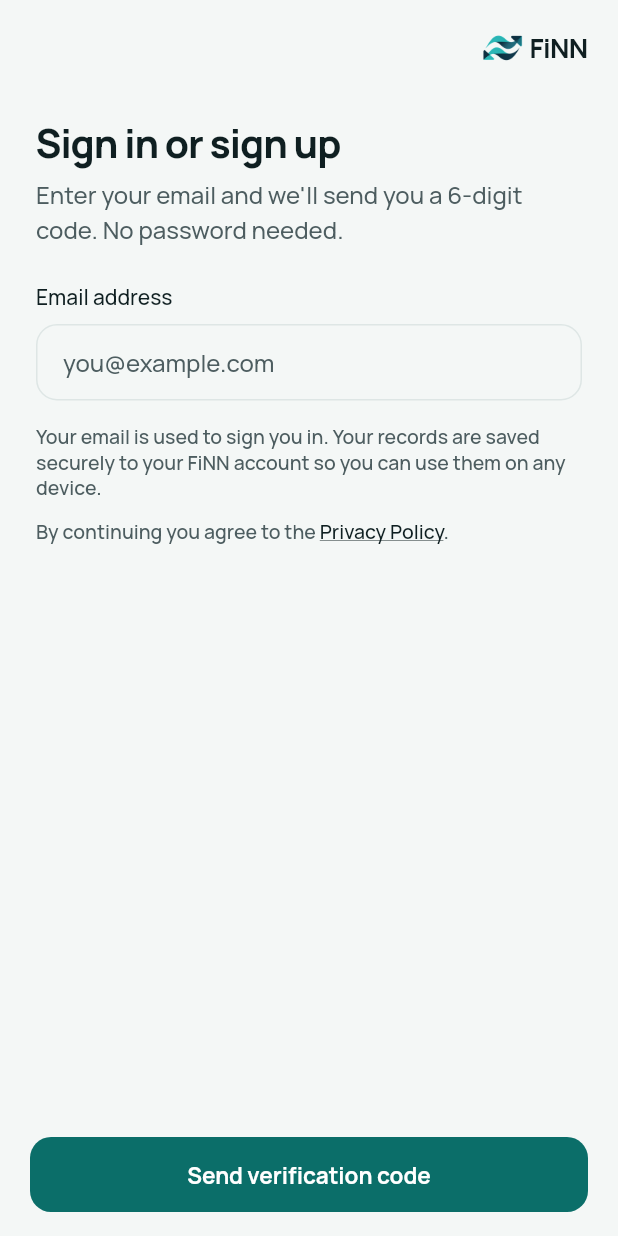
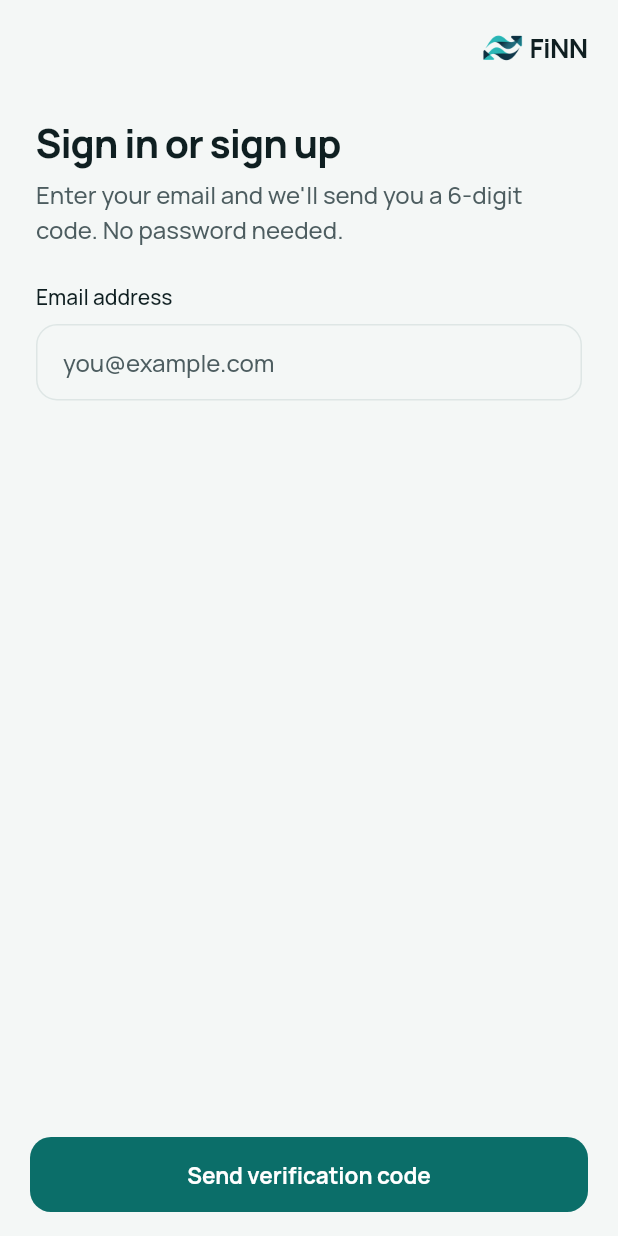
Before and after one commit to 007harshil/finn-flutter-frontend, a Flutter app: the screen it shows after launch, on a phone screen of 412 x 824 dp. Run offline on Flutter 3.47's test engine with Material 3 defaults, Android fonts, the phone set to English and light mode, and no system bars; our stand-ins replace fl_chart, flutter_riverpod, flutter_secure_storage, go_router, pdf, share_plus and 2 more.

Commit message:
refactor: remove unused privacy link components and clean up login screen refactor: simplify period overview layout and enhance readability refactor: update margin constant for KhataPanel and improve code clarity

```diff
--- a/lib/features/auth/presentation/auth_scaffold.dart
+++ b/lib/features/auth/presentation/auth_scaffold.dart
@@ -1,7 +1,6 @@
 import 'package:flutter/material.dart';
 import 'package:lucide_icons_flutter/lucide_icons.dart';
 
-import '../../../core/links/legal_links.dart';
 import '../../../kit/kit.dart';
 
 /// Shared layout for the sign-in screens: wordmark bar, a narrow scrolling
@@ -88,47 +87,3 @@ class AuthHeader extends StatelessWidget {
     );
   }
 }
-
-/// "By continuing you agree to the Privacy Policy", with the policy link.
-class AuthPrivacyLink extends StatelessWidget {
-  const AuthPrivacyLink({super.key});
-
-  @override
-  Widget build(BuildContext context) {
-    final t = context.type;
-    return Semantics(
-      link: true,
-      label: 'Read the privacy policy',
-      excludeSemantics: true,
-      child: InkWell(
-        onTap: () => LegalLinks.open(LegalLinks.privacyPolicy),
-        child: Padding(
-          padding: const EdgeInsets.symmetric(vertical: Sp.xs),
-          child: Text.rich(
-            TextSpan(
-              text: 'By continuing you agree to the ',
-              children: [
-                TextSpan(
-                  text: 'Privacy Policy',
-                  style: t.small.copyWith(color: context.ink.ink, decoration: TextDecoration.underline),
-                ),
-                const TextSpan(text: '.'),
-              ],
-            ),
-            style: t.small,
-          ),
-        ),
-      ),
-    );
-  }
-}
-
-/// One quiet line under the auth forms.
-class AuthPrivacyNote extends StatelessWidget {
-  const AuthPrivacyNote({super.key, required this.text});
-
-  final String text;
-
-  @override
-  Widget build(BuildContext context) => Text(text, style: context.type.small);
-}
--- a/lib/features/auth/presentation/login_screen.dart
+++ b/lib/features/auth/presentation/login_screen.dart
@@ -87,13 +87,6 @@ class _LoginScreenState extends ConsumerState<LoginScreen> {
             },
             onSubmitted: (_) => _submit(),
           ),
-          const SizedBox(height: Sp.lg),
-          const AuthPrivacyNote(
-            text: 'Your email is used to sign you in. Your records are saved securely to your FiNN account so you can '
-                'use them on any device.',
-          ),
-          const SizedBox(height: Sp.sm),
-          const AuthPrivacyLink(),
         ],
       ),
     );
```
Also changed, not shown: lib/features/home/presentation/widgets/period_overview.dart (+70 -56 lines), lib/kit/components/visuals.dart (+5 -4 lines).
